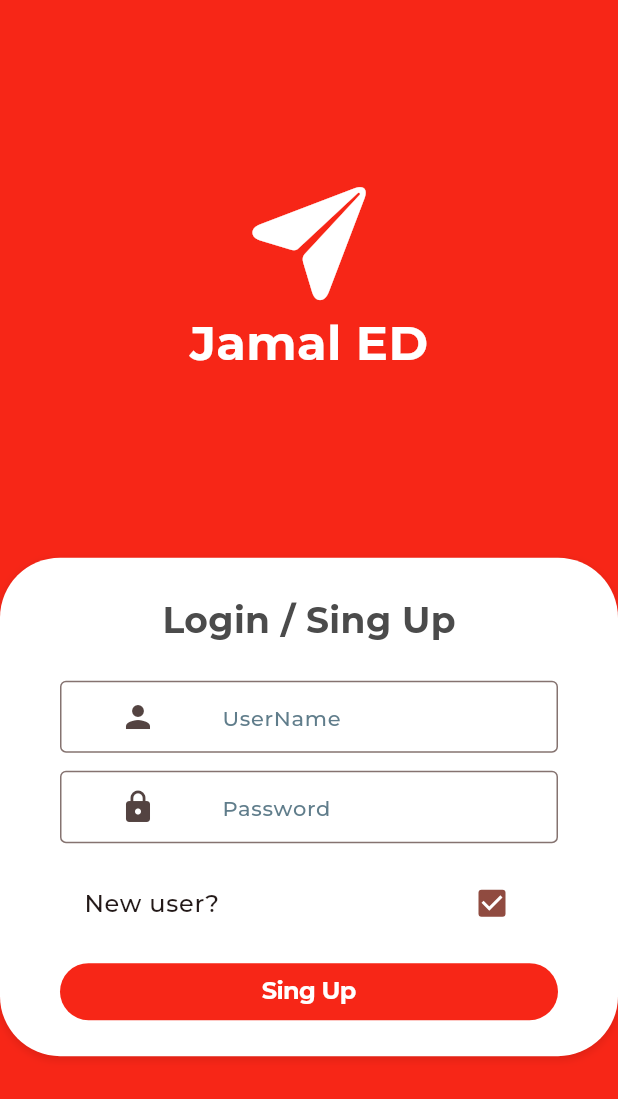
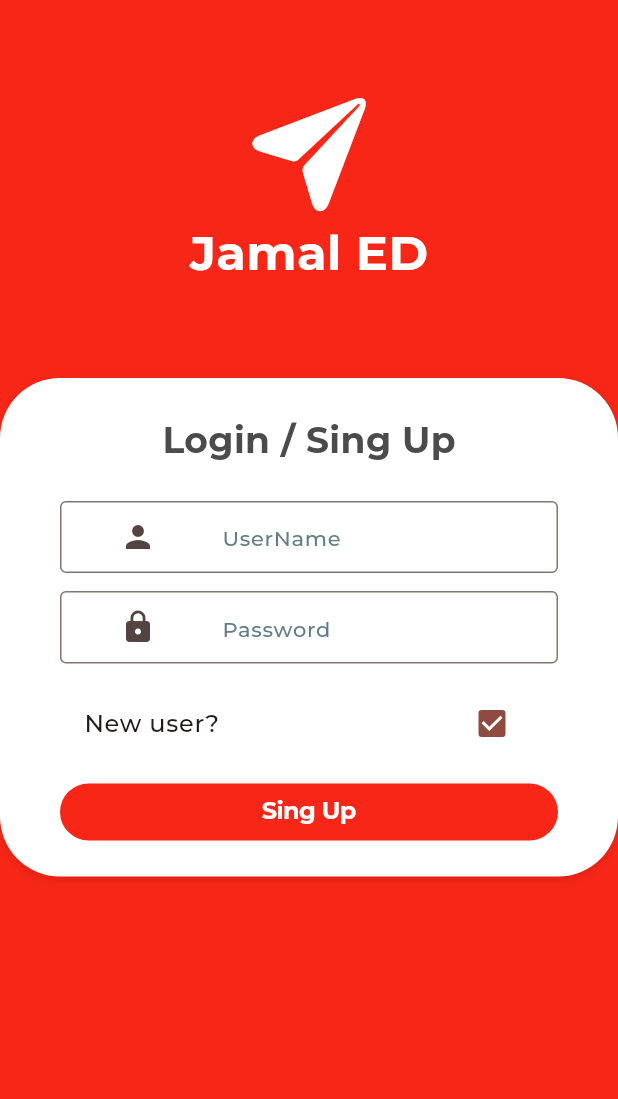
Before and after one commit to jamal-and/jamal_ed_mobile, a Flutter app: the screen it shows after launch, after a tap on "New user?", on a phone screen of 412 x 824 dp. Shown: the top 1099 px of the screen. Run offline on Flutter 3.47's test engine with Material 3 defaults, Android fonts, the light colour scheme and no system bars; drawn by our look-alikes of flutter_smart_dialog; our stand-ins replace dio, flutter_multi_formatter, flutter_spinkit, get, get_storage; project files that could hold a hidden picture were left out.

Commit message:
fixed android problems

```diff
--- a/lib/core/controllers/userController.dart
+++ b/lib/core/controllers/userController.dart
@@ -1,4 +1,5 @@
 import 'package:get/get.dart';
+import 'package:get_storage/get_storage.dart';
 import 'package:jamal_ed/core/api/api_request.dart';
 import 'package:jamal_ed/core/api/api_routes.dart';
 import 'package:jamal_ed/core/api/keys.dart';
@@ -10,6 +11,7 @@ import 'package:jamal_ed/ui/screens/home/controller.dart';
 class Usercontroller extends GetxController {
   Map? userData;
   String? userId;
+  final box = GetStorage();
 
   Future getUserData() async {
     await ApiRequest(
@@ -19,6 +21,7 @@ class Usercontroller extends GetxController {
       onSuccess: (data, response) {
         userData = data;
         userId = userData![kId];
+        box.write(kUserData, userData);
         if (Get.isRegistered<HomeController>()) {
           Get.find<HomeController>().userData = userData!;
           Get.find<HomeController>().refreshUserData();
@@ -87,4 +90,12 @@ class Usercontroller extends GetxController {
       },
     );
   }
+
+  @override
+  void onInit() {
+    super.onInit();
+
+    userData = box.read(kUserData);
+    userId = userData?[kId];
+  }
 }
--- a/lib/main.dart
+++ b/lib/main.dart
@@ -1,11 +1,13 @@
+import 'package:flutter/material.dart';
+import 'package:flutter_smart_dialog/flutter_smart_dialog.dart';
+import 'package:get/get.dart';
+import 'package:get_storage/get_storage.dart';
 import 'package:jamal_ed/core/controllers/userController.dart';
 import 'package:jamal_ed/routes.dart';
 import 'package:jamal_ed/ui/theme/colors.dart';
-import 'package:flutter/material.dart';
-import 'package:flutter_smart_dialog/flutter_smart_dialog.dart';
-import 'package:get/get.dart';
 
-void main() {
+void main() async {
+  await GetStorage.init();
   Get.put(Usercontroller());
   runApp(const MyApp());
 }
--- a/lib/ui/screens/home/widgets/add_beneficiaries_sheet.dart
+++ b/lib/ui/screens/home/widgets/add_beneficiaries_sheet.dart
@@ -30,7 +30,11 @@ class AddBeneficiarySheet extends StatelessWidget {
                   'Add Beneficiary',
                   style: tStyles['black18mid'],
                 ),
-                const Icon(CupertinoIcons.xmark),
+                GestureDetector(
+                    onTap: () {
+                      Get.back();
+                    },
+                    child: const Icon(CupertinoIcons.xmark)),
               ],
             ),
           ),
--- a/lib/ui/screens/login/login.dart
+++ b/lib/ui/screens/login/login.dart
@@ -17,13 +17,19 @@ class LoginScreen extends StatelessWidget {
       init: LoginController(),
       builder: (controller) {
         return Scaffold(
+          //resizeToAvoidBottomInset: false,
           backgroundColor: AppColors.primary,
-          body: Container(
+          body: SizedBox(
+            //  height: kDeviceHeight,
+            child: SingleChildScrollView(
               child: Column(
-              mainAxisAlignment: MainAxisAlignment.spaceEvenly,
+                //mainAxisAlignment: MainAxisAlignment.spaceEvenly,
                 children: [
                   Column(
                     children: [
+                      SizedBox(
+                        height: kDeviceHeight * 0.1,
+                      ),
                       const Icon(
                         CupertinoIcons.paperplane_fill,
                         size: 86,
@@ -34,6 +40,9 @@ class LoginScreen extends StatelessWidget {
                         style: tStyles['white32bold'],
                       ),
                     ],
+                  ),
+                  SizedBox(
+                    height: kDeviceHeight * 0.1,
                   ),
                   Center(
                     child: Container(
@@ -63,7 +72,7 @@ class LoginScreen extends StatelessWidget {
                           CTextInput(
                             controller: controller.passwordController,
                             hint: 'Password',
-                          isPassword: controller.showPassword,
+                            isPassword: !controller.showPassword,
                             suffix: CupertinoButton(
                               onPressed: () {
                                 controller.toggleShowPassword();
@@ -102,6 +111,7 @@ class LoginScreen extends StatelessWidget {
                 ],
               ),
             ),
+          ),
         );
       },
     );
--- a/lib/ui/screens/splash/controller.dart
+++ b/lib/ui/screens/splash/controller.dart
@@ -1,13 +1,22 @@
+import 'package:get/get.dart';
+import 'package:get_storage/get_storage.dart';
+import 'package:jamal_ed/core/utils/keys.dart';
 import 'package:jamal_ed/routes.dart';
-import 'package:get/get.dart';
 
 class SplashController extends GetxController {
+  final box = GetStorage();
+
   @override
   void onInit() {
     super.onInit();
     Future.delayed(const Duration(seconds: 2)).then(
       (value) {
-        Get.offAllNamed(routeLogin);
+        if (box.read(kUserData) != null) {
+          // Did user logged in
+          Get.offAllNamed(routeHome);
+        } else {
+          Get.offAllNamed(routeLogin);
+        }
       },
     );
   }
--- a/lib/ui/screens/splash/splash.dart
+++ b/lib/ui/screens/splash/splash.dart
@@ -1,7 +1,7 @@
+import 'package:flutter/material.dart';
+import 'package:get/get_state_manager/get_state_manager.dart';
 import 'package:jamal_ed/ui/screens/splash/controller.dart';
 import 'package:jamal_ed/ui/theme/colors.dart';
-import 'package:flutter/material.dart';
-import 'package:get/get_state_manager/get_state_manager.dart';
 
 class SplashScreen extends StatelessWidget {
   const SplashScreen({super.key});
@@ -14,7 +14,7 @@ class SplashScreen extends StatelessWidget {
         backgroundColor: mainColor,
         body: Center(
           child: Text(
-            'jamal_ed',
+            'Jamal ED',
             style: TextStyle(
                 color: Colors.white, fontSize: 32, fontWeight: FontWeight.w700),
           ),
--- a/pubspec.yaml
+++ b/pubspec.yaml
@@ -42,6 +42,7 @@ dependencies:
   flutter_spinkit: ^5.2.1
   flutter_multi_formatter: ^2.13.0
   intl: ^0.19.0
+  get_storage: ^2.1.1
 
 dev_dependencies:
   flutter_test:
```
Also changed, not shown: lib/core/api/keys.dart (+6 -1 lines), lib/ui/screens/home/home.dart (+6 -1 lines), pubspec.lock, 13 other files. Lines whose indentation alone changed are shown as unchanged.
